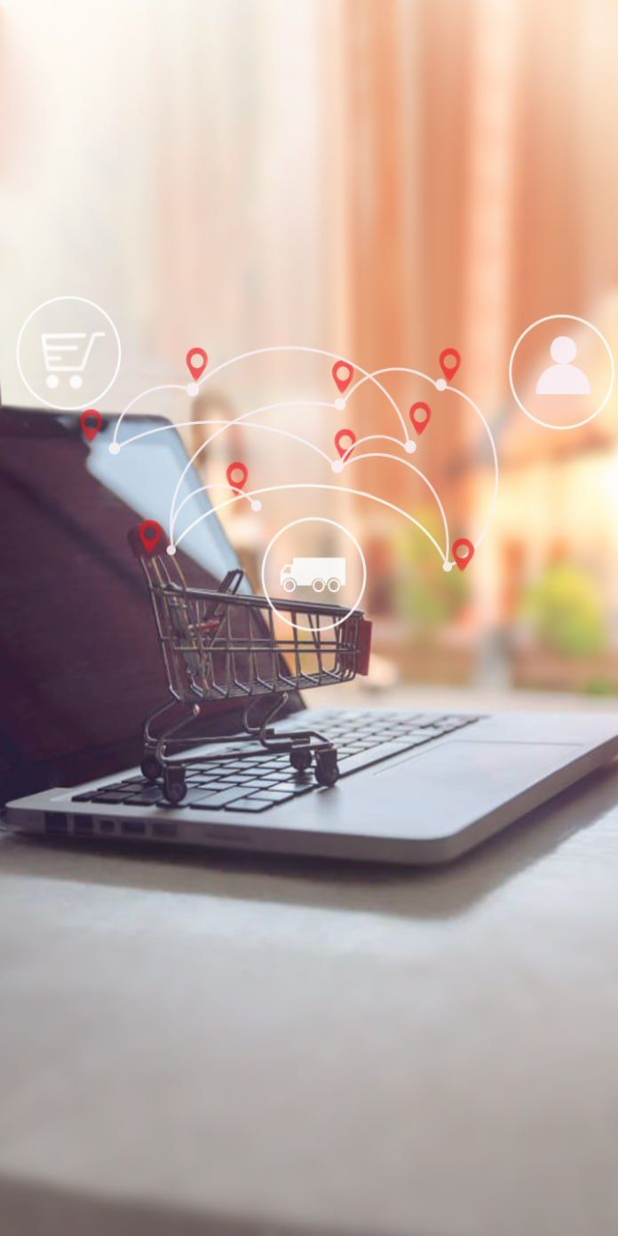
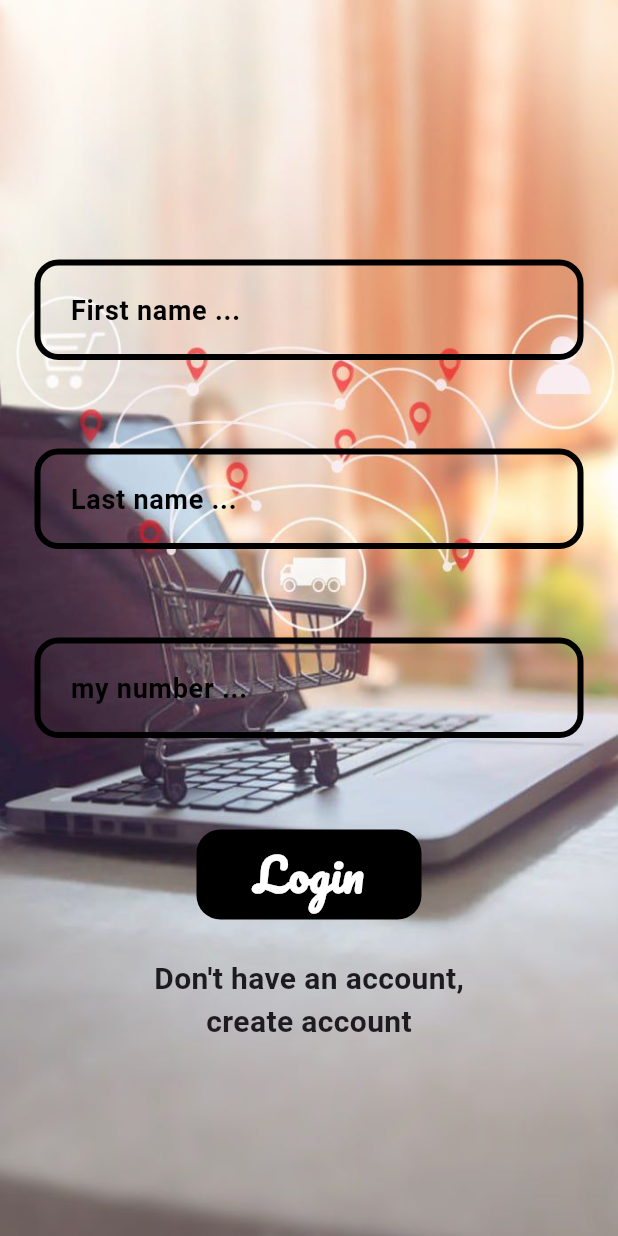
Before and after one commit to Seedrahelal/quick_deliver_app, a Flutter app: the LoginPage screen opened directly, on a phone screen of 412 x 824 dp. Run offline on Flutter 3.47's test engine with Material 3 defaults, Android fonts, the phone set to English and light mode, and no system bars.

Commit message:
create custom button and add it to login page

```diff
--- a/lib/screens/login_page.dart
+++ b/lib/screens/login_page.dart
@@ -1,4 +1,6 @@
 import 'package:flutter/material.dart';
+import 'package:quick_deliver_app/widgets/custom_button.dart';
+import 'package:quick_deliver_app/widgets/custom_text.dart';
 
 class LoginPage extends StatelessWidget {
   const LoginPage({super.key});
@@ -15,6 +17,27 @@ class LoginPage extends StatelessWidget {
                 image:
                     AssetImage('assets/images/photo_2024-12-05_11-06-36.jpg'),
                 fit: BoxFit.fill)),
+        child: SingleChildScrollView(
+          child: Padding(
+            padding: const EdgeInsets.only(top: 150),
+            child: Column(
+              children: [
+                CustomText(hintText: 'First name'),
+                CustomText(hintText: 'Last name'),
+                CustomText(
+                    hintText: 'my number',
+                    inputType: const TextInputType.numberWithOptions()),
+                CustomButton(text: 'Login'),
+                const Text("Don't have an account,",
+                    style:
+                        TextStyle(fontSize: 20, fontWeight: FontWeight.bold)),
+                const Text('create account',
+                    style:
+                        TextStyle(fontSize: 20, fontWeight: FontWeight.bold)),
+              ],
+            ),
+          ),
+        ),
       ),
     ));
   }
--- /dev/null
+++ b/lib/widgets/custom_button.dart
@@ -0,0 +1,32 @@
+import 'package:flutter/material.dart';
+
+class CustomButton extends StatelessWidget {
+  CustomButton({this.onTap, required this.text});
+  VoidCallback? onTap;
+  String text;
+  @override
+  Widget build(BuildContext context) {
+    return Padding(
+      padding: const EdgeInsets.all(25),
+      child: GestureDetector(
+        onTap: onTap,
+        child: Container(
+          decoration: BoxDecoration(
+              color: Colors.black, borderRadius: BorderRadius.circular(16)),
+          child: Center(
+            child: Text(
+              text,
+              style: TextStyle(
+                  fontSize: 30,
+                  color: Colors.white,
+                  fontFamily: 'Pacifico',
+                  fontWeight: FontWeight.bold),
+            ),
+          ),
+          height: 60,
+          width: 150,
+        ),
+      ),
+    );
+  }
+}
```
